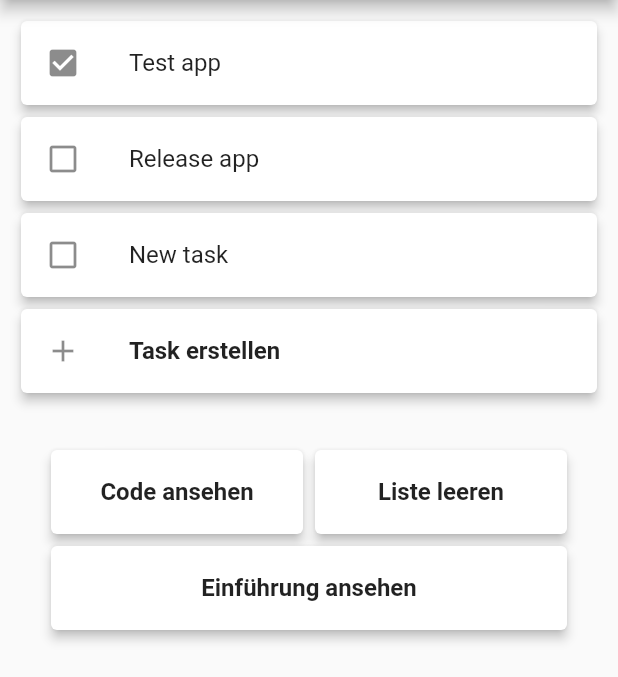
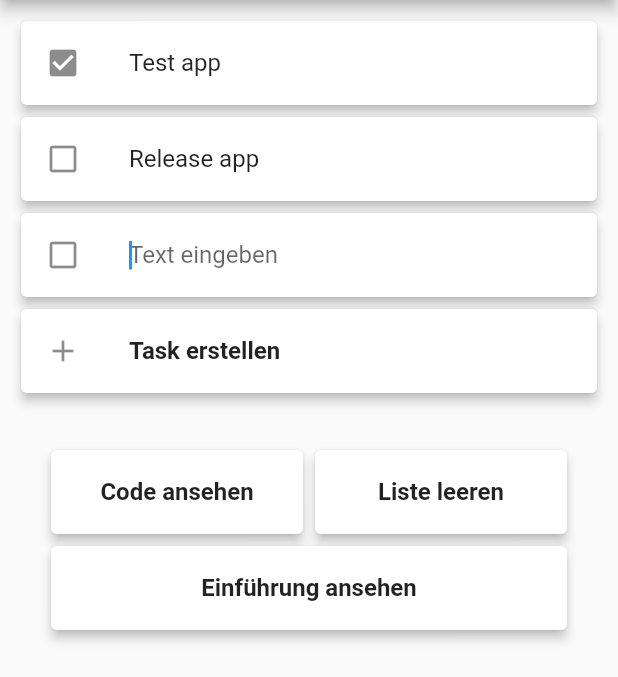
Before and after one commit to laurensk/simplytasks, a Flutter app: the screen it shows after launch, after a tap on "Task erstellen", after a tap on "Build app", after a tap on "Test app", on a phone screen of 412 x 824 dp, the part 84-761 px from its top. Run offline on Flutter 3.47's test engine with Material 2 defaults, Android fonts, the phone set to English and light mode, and no system bars; our stand-ins replace shared_preferences; missing offline and left inert: universal_html.

Commit message:
task input

```diff
--- a/lib/screens/home.dart
+++ b/lib/screens/home.dart
@@ -29,8 +29,7 @@ class _HomeState extends State<Home> {
     });
   }
 
-  safeTasks() {
-    print("im gonne safe now!");
+  saveTasks() {
     TaskStore.saveTasks(tasks);
   }
 
@@ -60,20 +59,32 @@ class _HomeState extends State<Home> {
       child: ListTile(
         onTap: () {
           setState(() {
-            task.done = !task.done;
+            if (task.task.length > 0) task.done = !task.done;
           });
           Timer(Duration(milliseconds: 1500), () {
             if (task.done)
               setState(() {
                 tasks.remove(task);
-                safeTasks();
+                saveTasks();
               });
           });
         },
         leading:
             Icon(task.done ? Icons.check_box : Icons.check_box_outline_blank),
-        title: Text(task.task),
+        title: task.task.length > 0 ? Text(task.task) : buildInput(task),
       ),
+    );
+  }
+
+  buildInput(Task task) {
+    return TextField(
+      autofocus: true,
+      onSubmitted: (text) {
+        task.task = text;
+        saveTasks();
+      },
+      decoration:
+          InputDecoration(border: InputBorder.none, hintText: "Text eingeben"),
     );
   }
 
@@ -83,8 +94,8 @@ class _HomeState extends State<Home> {
       child: ListTile(
         onTap: () {
           setState(() {
-            tasks.add(Task(task: "New task"));
-            safeTasks();
+            tasks.add(Task(task: ""));
+            saveTasks();
           });
         },
         leading: Icon(Icons.add),
@@ -119,7 +130,7 @@ class _HomeState extends State<Home> {
       if (!confirm) return;
       setState(() {
         tasks = [];
-        safeTasks();
+        saveTasks();
       });
     });
   }
--- a/lib/utils/task_store.dart
+++ b/lib/utils/task_store.dart
@@ -4,7 +4,6 @@ import 'dart:convert';
 class Task {
   String task;
   bool done = false;
-  bool init = false;
 
   Task({this.task});
 
@@ -13,7 +12,7 @@ class Task {
   }
 
   static Map<String, dynamic> toMap(Task task) =>
-      {'task': task.task, 'done': task.done, 'init': task.init};
+      {'task': task.task, 'done': task.done};
 
   static String encode(List<Task> tasks) => json.encode(
         tasks.map<Map<String, dynamic>>((task) => Task.toMap(task)).toList(),
```
